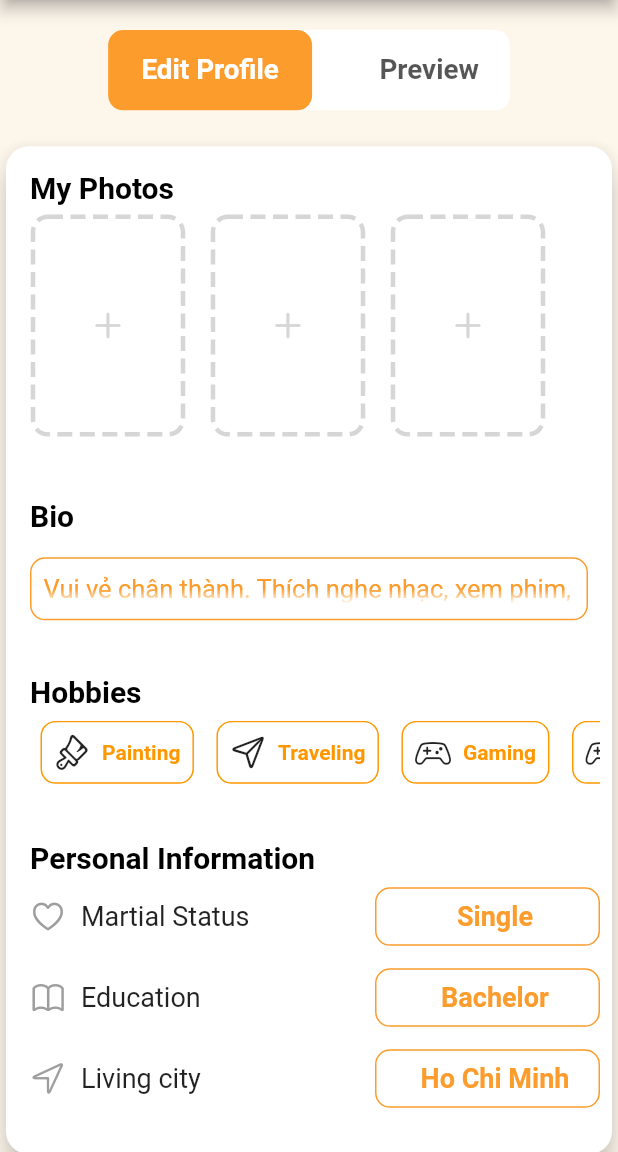
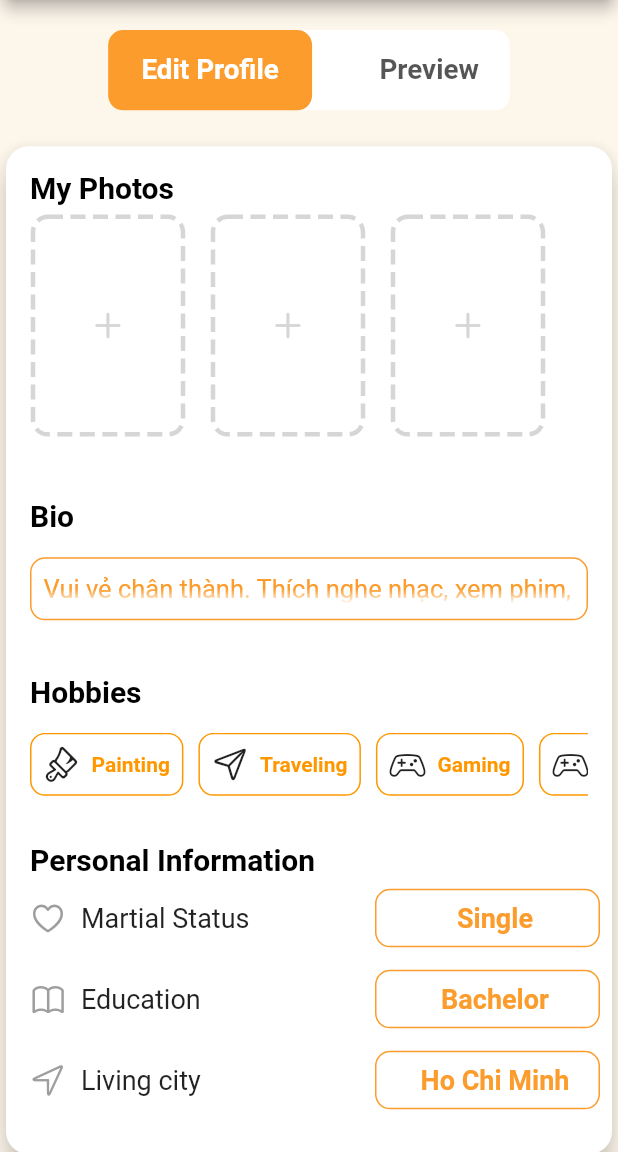
Before and after one commit to PhatDinh/Recontre-App, a Flutter app: the ProfileDetail screen opened directly, on a phone screen of 412 x 824 dp, the part 84-1236 px from its top. Run offline on Flutter 3.47's test engine with Material 2 defaults, Android fonts, the phone set to English and light mode, and no system bars; drawn by our look-alikes of dotted_border; our stand-ins replace carousel_slider, get, google_fonts; Roboto replaces fonts that are missing (Rubik).

Commit message:
update
fix padding

```diff
--- a/lib/screens/profile/profile_detail_screen.dart
+++ b/lib/screens/profile/profile_detail_screen.dart
@@ -11,6 +11,7 @@ class ProfileDetail extends StatelessWidget {
   Widget build(BuildContext context) {
     return Scaffold(
       appBar: AppBar(
+        shape: RoundedRectangleBorder(borderRadius: BorderRadius.circular(12)),
         actions: [
           Padding(
             padding: const EdgeInsets.only(right: 20, top: 10, bottom: 10),
@@ -131,31 +132,37 @@ class ProfileDetail extends StatelessWidget {
                               fontWeight: FontWeight.bold,
                               fontSize: 20)),
                     ),
-                    SingleChildScrollView(
+                    Padding(
+                      padding: const EdgeInsets.all(8.0),
+                      child: SingleChildScrollView(
                         scrollDirection: Axis.horizontal,
                         child: Row(
-                        mainAxisAlignment: MainAxisAlignment.start,
                           children: [
                             BioTab(
                               name: "Painting",
+                              check: false,
                               icon: CupertinoIcons.paintbrush,
                             ),
                             BioTab(
                                 name: "Traveling",
+                                check: false,
                                 icon: CupertinoIcons.paperplane),
                             BioTab(
                               name: "Gaming",
+                              check: false,
                               icon: CupertinoIcons.game_controller,
                             ),
                             BioTab(
                               name: "Gaming",
+                              check: false,
                               icon: CupertinoIcons.game_controller,
                             )
                           ],
                         ),
                       ),
+                    ),
                     SizedBox(
-                      height: 20,
+                      height: 15,
                     ),
                     Padding(
                       padding: const EdgeInsets.all(8.0),
--- a/lib/screens/profile/profile_myphoto_screen.dart
+++ b/lib/screens/profile/profile_myphoto_screen.dart
@@ -10,6 +10,8 @@ class MyPhotoScreen extends StatelessWidget {
     const CardRadius = 10.0;
     return Scaffold(
         appBar: AppBar(
+          shape:
+              RoundedRectangleBorder(borderRadius: BorderRadius.circular(12)),
           actions: [
             Padding(
               padding: const EdgeInsets.only(right: 20, top: 10, bottom: 10),
--- a/lib/screens/profile/profile_screen.dart
+++ b/lib/screens/profile/profile_screen.dart
@@ -144,8 +144,10 @@ class FloatingIcon extends StatelessWidget {
 class BioTab extends StatelessWidget {
   final String? name;
   final IconData? icon;
+  final bool? check;
   const BioTab({
     this.name,
+    this.check = true,
     this.icon,
     Key? key,
   }) : super(key: key);
@@ -153,7 +155,9 @@ class BioTab extends StatelessWidget {
   @override
   Widget build(BuildContext context) {
     return Padding(
-      padding: const EdgeInsets.only(left: 15, bottom: 10),
+      padding: check == true
+          ? EdgeInsets.only(left: 15, bottom: 10)
+          : EdgeInsets.only(right: 10),
       child: Container(
         decoration: BoxDecoration(
             borderRadius: BorderRadius.circular(10),
--- a/lib/screens/root_screen.dart
+++ b/lib/screens/root_screen.dart
@@ -34,6 +34,7 @@ class _RootScreenState extends State<RootScreen> {
   PreferredSizeWidget _getAppBar(int index) {
     if (index == 0) {
       return AppBar(
+        shape: RoundedRectangleBorder(borderRadius: BorderRadius.circular(12)),
         flexibleSpace: Container(
           decoration: const BoxDecoration(
             gradient: LinearGradient(
```
Lines whose indentation alone changed are shown as unchanged.
